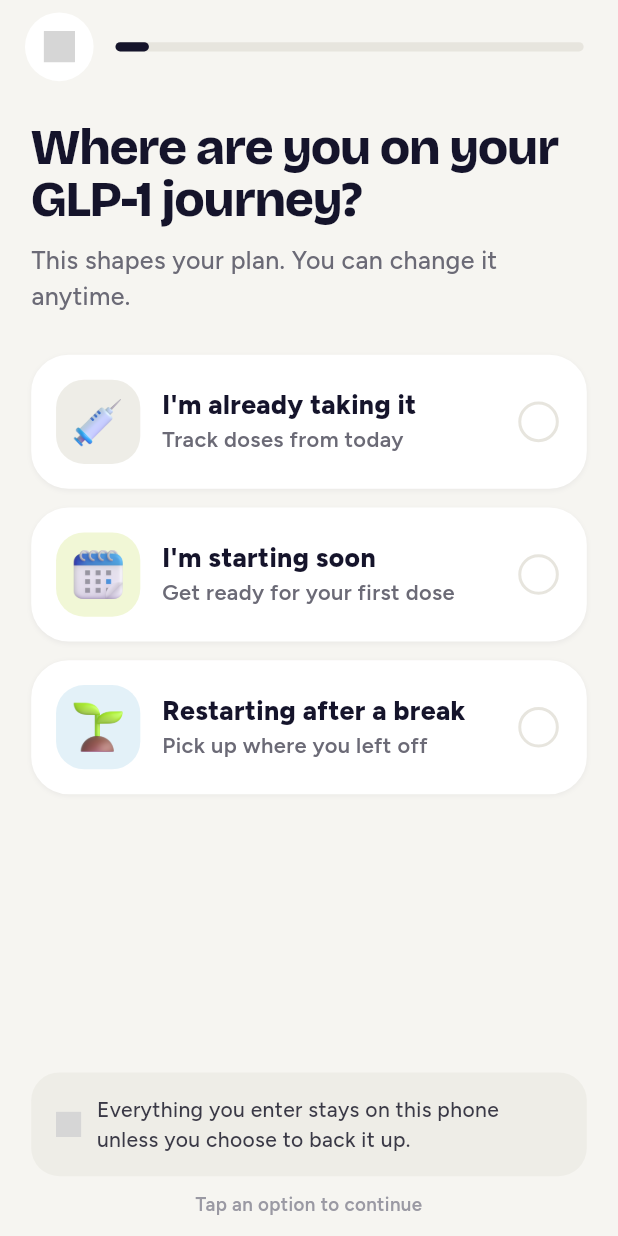
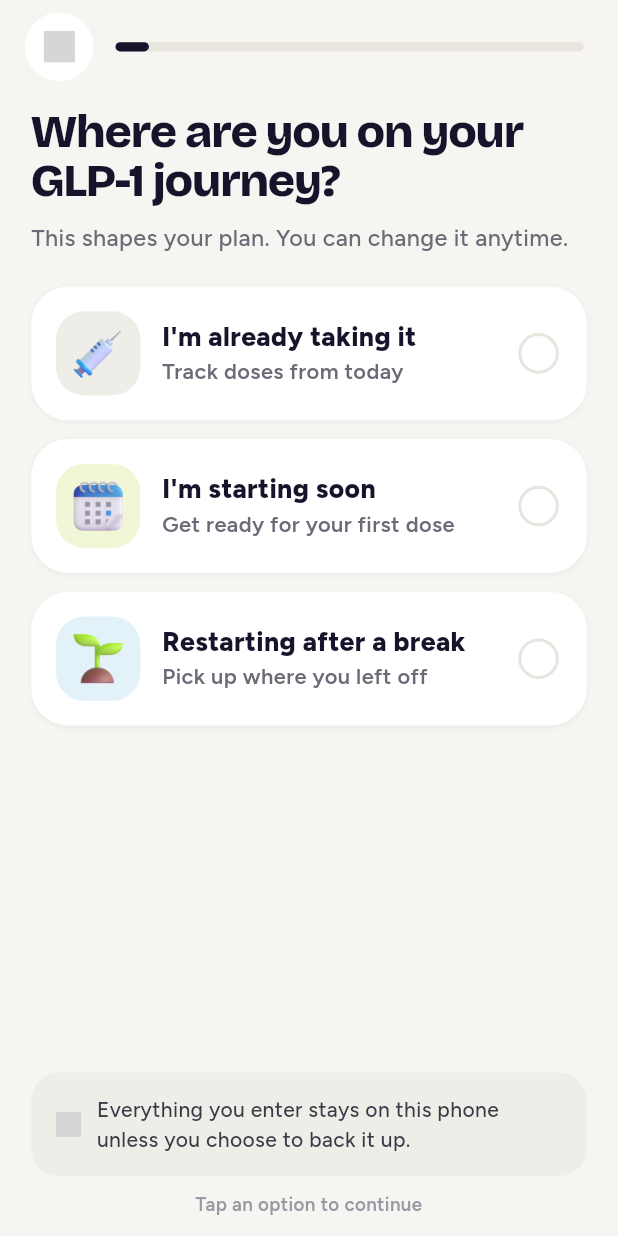
Before and after one commit to safwan4286/kindose, a Flutter app: the screen it shows after launch, after a tap on "Get started", on a phone screen of 412 x 824 dp. Run offline on Flutter 3.47's test engine with Material 3 defaults, Android fonts, the light colour scheme and no system bars; drawn by our look-alikes of flutter_animate; our stand-ins replace connectivity_plus, device_info_plus, firebase_messaging, flutter_local_notifications, get, get_it and 10 more; missing offline and left inert: android_id, android_intent_plus, encrypt, phosphoricons_flutter, pointycastle; accounts and stored records are empty; project files that could hold a hidden picture were left out; grey boxes are pictures that could not be loaded.

Commit message:
bug fixes

```diff
--- a/lib/features/onboarding/onboarding_screen.dart
+++ b/lib/features/onboarding/onboarding_screen.dart
@@ -1,3 +1,5 @@
+import 'dart:io';
+
 import 'package:flutter/material.dart';
 import 'package:flutter/services.dart';
 import 'package:get/get.dart';
@@ -93,6 +95,7 @@ class OnboardingScreen extends GetView<OnboardingController> {
           child: Scaffold(
           backgroundColor: dark ? AppColors.hero : context.k.bg,
           body: SafeArea(
+            // bottom: Platform.isIOS ? false : true,
             child: Column(
               children: [
                 if (!dark) const _StepHeader(),
@@ -207,20 +210,20 @@ class StepScaffold extends StatelessWidget {
       children: [
         Expanded(
           child: ListView(
-            padding: EdgeInsets.fromLTRB(20.sp, 20.sp, 20.sp, 16.sp),
+            padding: EdgeInsets.fromLTRB(20.sp, 10.sp, 20.sp, 15.sp),
             children: [
               Semantics(
                 header: true,
-                child: Text(title, style: AppText.h1.copyWith(fontSize: 32.sp, color: context.k.text)),
+                child: Text(title, style: AppText.h1.copyWith(fontSize: 30.sp, color: context.k.text)),
               ).enter(motion, dy: 0.12),
               if (subtitle != null) ...[
                 SizedBox(height: 10.sp),
                 Text(
                   subtitle!,
-                  style: AppText.bodyText.copyWith(fontSize: 16.sp, height: 1.45, color: context.k.muted),
+                  style: AppText.bodyText.copyWith(fontSize: 15.sp, height: 1.45, color: context.k.muted),
                 ).enter(motion, delay: 60, dy: 0.12),
               ],
-              SizedBox(height: 26.sp),
+              SizedBox(height: 20.sp),
               ...children,
             ],
           ),
--- a/lib/features/welcome/welcome_screen.dart
+++ b/lib/features/welcome/welcome_screen.dart
@@ -55,7 +55,7 @@ class WelcomeScreen extends GetView<WelcomeController> {
                 child: Column(
                   crossAxisAlignment: CrossAxisAlignment.start,
                   children: [
-                    SizedBox(height: 12.sp),
+                    SizedBox(height: 10.sp),
                     const _Brand().enter(motion, dy: 0),
                     Expanded(child: _PhonePreview(motion: motion)),
                     SizedBox(height: 8.sp),
@@ -64,29 +64,32 @@ class WelcomeScreen extends GetView<WelcomeController> {
                     Text(
                       'Doses, protein, water and how you feel, in one calm app built around your shot day.',
                       style: AppText.bodyText.copyWith(
-                        fontSize: 16.sp,
+                        fontSize: 15.sp,
                         height: 1.5,
                         color: k.muted,
                       ),
                     ).enter(motion, delay: 330),
                     if (!compact) ...[
-                      SizedBox(height: 16.sp),
+                      SizedBox(height: 15.sp),
                       for (var i = 0; i < _benefits.length; i++)
                         Padding(
                           padding: EdgeInsets.only(bottom: 10.sp),
                           child: _Benefit(_benefits[i], dark: dark),
                         ).enter(motion, delay: 420 + i * 80, dy: 0.4),
                     ],
-                    SizedBox(height: compact ? 16.sp : 10.sp),
+                    SizedBox(height: compact ? 15.sp : 10.sp),
                     PillButton(
                       label: 'Get started',
                       onPressed: controller.getStarted,
                     ).enter(motion, delay: 640),
-                    LinkButton(
-                      label: 'I already have an account',
-                      onTap: controller.signIn,
-                      color: k.text,
-                    ).enter(motion, delay: 720),
+                    SizedBox(
+                      width: Get.width,
+                      child: LinkButton(
+                        label: 'I already have an account',
+                        onTap: controller.signIn,
+                        color: k.text,
+                      ).enter(motion, delay: 720),
+                    ),
                     _LegalLine(onTap: controller.openLegal)
                         .enter(motion, delay: 780),
                     SizedBox(height: 10.sp),
@@ -159,7 +162,7 @@ class _Headline extends StatelessWidget {
 
   @override
   Widget build(BuildContext context) {
-    final size = (compact ? 32 : 38).sp;
+    final size = (compact ? 32 : 34).sp;
     final style = AppText.h1.copyWith(
       fontSize: size,
       height: 1.04,
@@ -168,13 +171,13 @@ class _Headline extends StatelessWidget {
     );
     return Semantics(
       header: true,
-      label: 'Your GLP-1 journey, handled.',
+      label: 'Your GLP-1\njourney, handled.',
       excludeSemantics: true,
       child: Text.rich(
         TextSpan(
           style: style,
           children: [
-            const TextSpan(text: 'Your GLP-1 journey, '),
+            const TextSpan(text: 'Your GLP-1\njourney, '),
             WidgetSpan(
               alignment: PlaceholderAlignment.baseline,
               baseline: TextBaseline.alphabetic,
```
Also changed, not shown: lib/features/onboarding/pages/medication_page.dart (+26 -7 lines).
